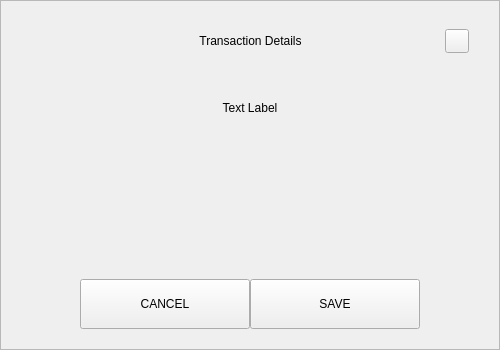
minerric/BLTG, file src/qt/bltg/forms/defaultdialog.ui: the form before one commit.
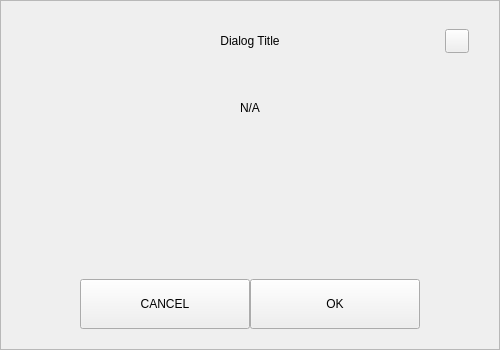
The form after the commit.

Patch:
```diff
--- a/src/qt/bltg/forms/defaultdialog.ui
+++ b/src/qt/bltg/forms/defaultdialog.ui
@@ -92,7 +92,7 @@
            <string notr="true">padding-left:24px;</string>
           </property>
           <property name="text">
-           <string>Transaction Details</string>
+           <string notr="true">Dialog Title</string>
           </property>
           <property name="alignment">
            <set>Qt::AlignCenter</set>
@@ -158,7 +158,7 @@
       <item>
        <widget class="QLabel" name="labelMessage">
         <property name="text">
-         <string>Text Label</string>
+         <string notr="true">N/A</string>
         </property>
         <property name="alignment">
          <set>Qt::AlignCenter</set>
@@ -239,7 +239,7 @@
            <enum>Qt::NoFocus</enum>
           </property>
           <property name="text">
-           <string>SAVE</string>
+           <string>OK</string>
           </property>
          </widget>
         </item>
```
Left out of the diff: 2 changed lines with no effect on the pictures.
